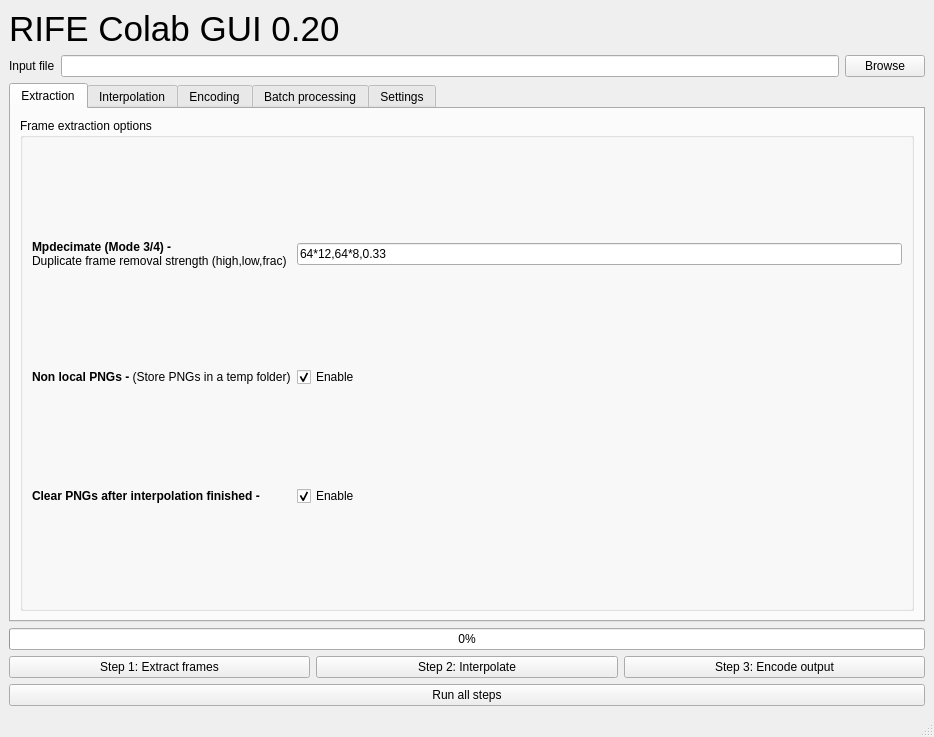
Qt form main_gui.ui (HeylonNHP/RIFE-Colab) before a commit.
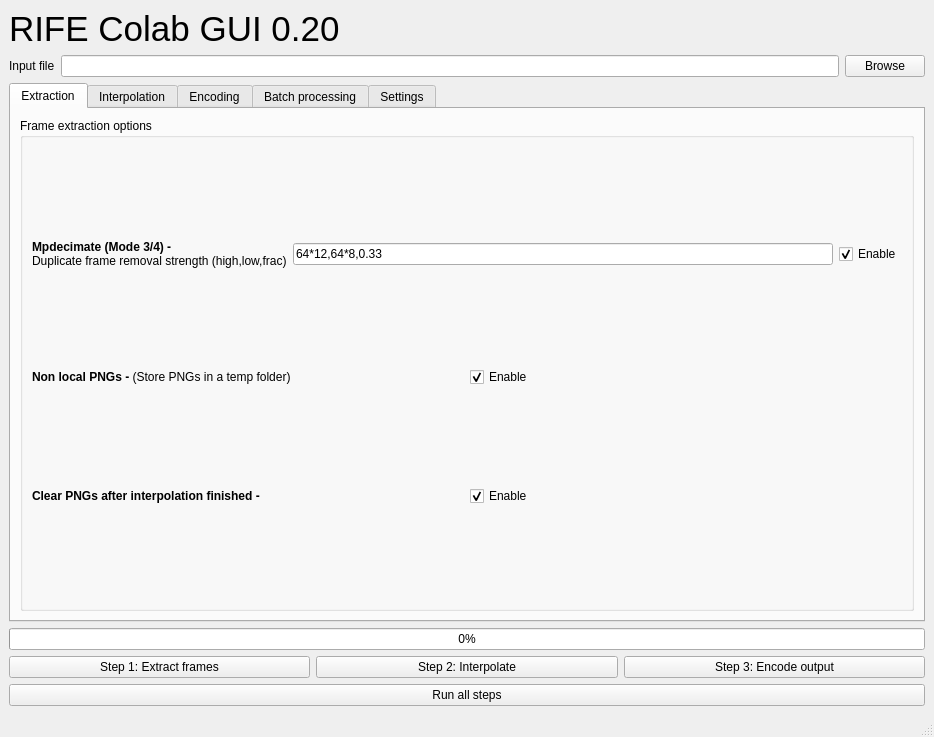
The same form after that commit. Custom widgets are drawn as their Qt base class.

Commit message: Add toggle for mpdecimate

```diff
--- a/main_gui.ui
+++ b/main_gui.ui
@@ -91,29 +91,21 @@
           <property name="alignment">
            <set>Qt::AlignLeading|Qt::AlignLeft|Qt::AlignTop</set>
           </property>
-          <layout class="QGridLayout" name="gridLayout_4" rowstretch="0,0,0" columnstretch="0,0" rowminimumheight="0,0,0" columnminimumwidth="0,0">
+          <layout class="QGridLayout" name="gridLayout_4" rowstretch="0,0,0,0" columnstretch="0,0" rowminimumheight="0,0,0,0" columnminimumwidth="0,0">
            <property name="sizeConstraint">
             <enum>QLayout::SetDefaultConstraint</enum>
            </property>
            <property name="horizontalSpacing">
             <number>6</number>
            </property>
-           <item row="0" column="0">
-            <widget class="QLabel" name="label_12">
-             <property name="text">
-              <string>&lt;html&gt;&lt;head/&gt;&lt;body&gt;&lt;span style=&quot; font-weight:600;&quot;&gt;Mpdecimate (Mode 3/4) -&lt;/span&gt;
-&lt;br&gt;Duplicate frame removal strength (high,low,frac)&lt;/body&gt;&lt;/html&gt;</string>
-             </property>
-            </widget>
-           </item>
-           <item row="1" column="0">
+           <item row="2" column="0">
             <widget class="QLabel" name="label_13">
              <property name="text">
               <string>&lt;html&gt;&lt;head/&gt;&lt;body&gt;&lt;p&gt;&lt;span style=&quot; font-weight:600;&quot;&gt;Non local PNGs - &lt;/span&gt;(Store PNGs in a temp folder)&lt;/p&gt;&lt;/body&gt;&lt;/html&gt;</string>
              </property>
             </widget>
            </item>
-           <item row="2" column="1">
+           <item row="3" column="1">
             <widget class="QCheckBox" name="clearpngsCheck">
              <property name="text">
               <string>Enable</string>
@@ -123,14 +115,14 @@
              </property>
             </widget>
            </item>
-           <item row="2" column="0">
+           <item row="3" column="0">
             <widget class="QLabel" name="label_14">
              <property name="text">
               <string>&lt;html&gt;&lt;head/&gt;&lt;body&gt;&lt;p&gt;&lt;span style=&quot; font-weight:600;&quot;&gt;Clear PNGs after interpolation finished -&lt;/span&gt;&lt;/p&gt;&lt;/body&gt;&lt;/html&gt;</string>
              </property>
             </widget>
            </item>
-           <item row="1" column="1">
+           <item row="2" column="1">
             <widget class="QCheckBox" name="nonlocalpngsCheck">
              <property name="text">
               <string>Enable</string>
@@ -140,12 +132,34 @@
              </property>
             </widget>
            </item>
-           <item row="0" column="1">
-            <widget class="QLineEdit" name="mpdecimateText">
-             <property name="text">
-              <string>64*12,64*8,0.33</string>
-             </property>
-            </widget>
+           <item row="0" column="0" colspan="2">
+            <layout class="QHBoxLayout" name="horizontalLayout_8">
+             <item>
+              <widget class="QLabel" name="label_12">
+               <property name="text">
+                <string>&lt;html&gt;&lt;head/&gt;&lt;body&gt;&lt;span style=&quot; font-weight:600;&quot;&gt;Mpdecimate (Mode 3/4) -&lt;/span&gt;
+&lt;br&gt;Duplicate frame removal strength (high,low,frac)&lt;/body&gt;&lt;/html&gt;</string>
+               </property>
+              </widget>
+             </item>
+             <item>
+              <widget class="QLineEdit" name="mpdecimateText">
+               <property name="text">
+                <string>64*12,64*8,0.33</string>
+               </property>
+              </widget>
+             </item>
+             <item>
+              <widget class="QCheckBox" name="mpdecimateEnableCheck">
+               <property name="text">
+                <string>Enable</string>
+               </property>
+               <property name="checked">
+                <bool>true</bool>
+               </property>
+              </widget>
+             </item>
+            </layout>
            </item>
           </layout>
          </widget>
```
Left out of the diff: 2 changed lines with no effect on the pictures. The commit also changes 6 other files.
